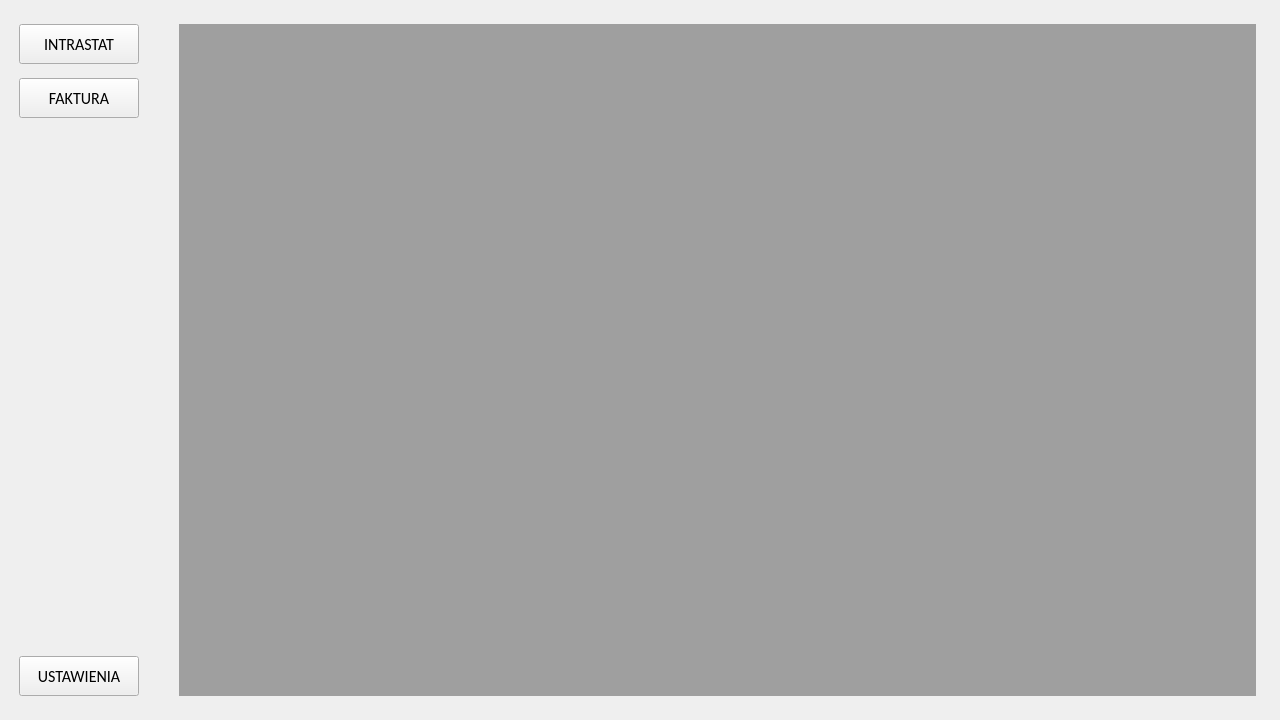
This is ui/main.ui in Mateusz2734/intrastat-gui as Qt 5 draws it before an edit. The edited form follows.
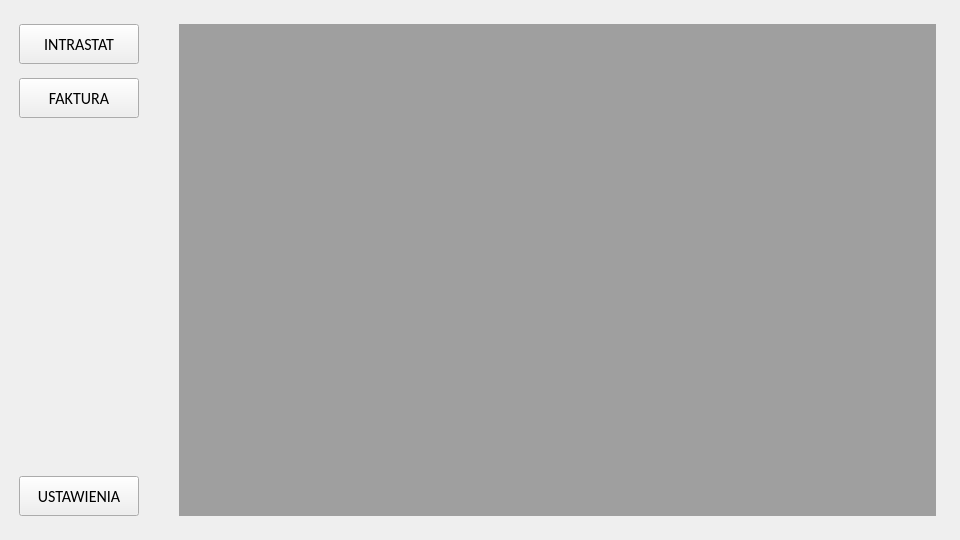
This is the edited form.

```diff
--- a/ui/main.ui
+++ b/ui/main.ui
@@ -12,14 +12,14 @@
    <rect>
     <x>0</x>
     <y>0</y>
-    <width>1280</width>
-    <height>720</height>
+    <width>960</width>
+    <height>540</height>
    </rect>
   </property>
   <property name="minimumSize">
    <size>
-    <width>1280</width>
-    <height>720</height>
+    <width>640</width>
+    <height>360</height>
    </size>
   </property>
   <property name="font">
```
